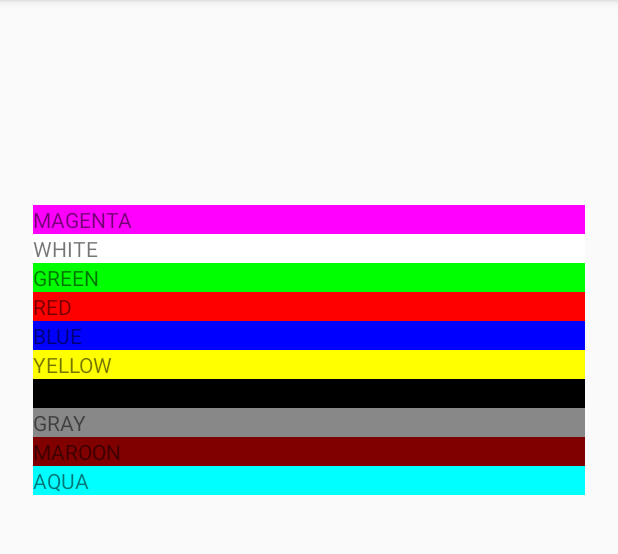
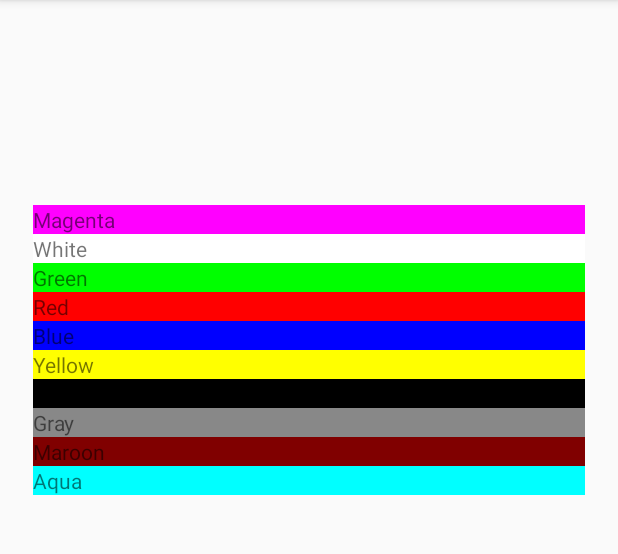
Before and after one commit to dosteve29/cis3515lab4, an Android app: the screen it shows after launch (PaletteActivity), on a phone screen of 412 x 824 dp, the part 84-638 px from its top. Run offline under Robolectric (Android 15) with nearby library versions, the phone set to English and light mode, and no system bars.

```diff
--- a/app/src/main/java/edu/temple/cis3515lab4/PaletteActivity.java
+++ b/app/src/main/java/edu/temple/cis3515lab4/PaletteActivity.java
@@ -2,6 +2,7 @@ package edu.temple.cis3515lab4;
 
 import android.app.Activity;
 import android.content.Intent;
+import android.content.res.Resources;
 import android.os.Bundle;
 import android.view.View;
 import android.widget.AdapterView;
@@ -15,8 +16,9 @@ public class PaletteActivity extends Activity {
         super.onCreate(savedInstanceState);
         setContentView(R.layout.activity_palette);
 
-        //set of colors
-        final String[] colors = {"MAGENTA", "WHITE", "GREEN", "RED", "BLUE", "YELLOW", "BLACK", "GRAY", "MAROON", "AQUA"};
+        Resources res = getResources();
+        final String[] colors = res.getStringArray(R.array.Colors);
+
 
         ColorAdapter colorAdapter = new ColorAdapter(this, colors);
 
--- a/app/src/main/res/values/strings.xml
+++ b/app/src/main/res/values/strings.xml
@@ -1,3 +1,16 @@
+<?xml version="1.0" encoding="utf-8"?>
 <resources>
     <string name="app_name">CIS3515Lab4</string>
+    <string-array name="Colors">
+        <item>Magenta</item>
+        <item>White</item>
+        <item>Green</item>
+        <item>Red</item>
+        <item>Blue</item>
+        <item>Yellow</item>
+        <item>Black</item>
+        <item>Gray</item>
+        <item>Maroon</item>
+        <item>Aqua</item>
+    </string-array>
 </resources>
```
Also changed, not shown: 1 other file.
